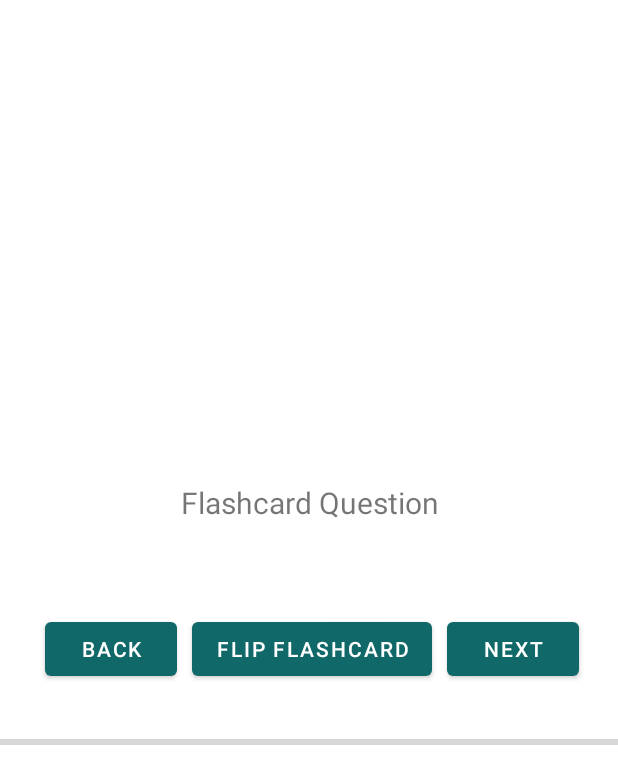
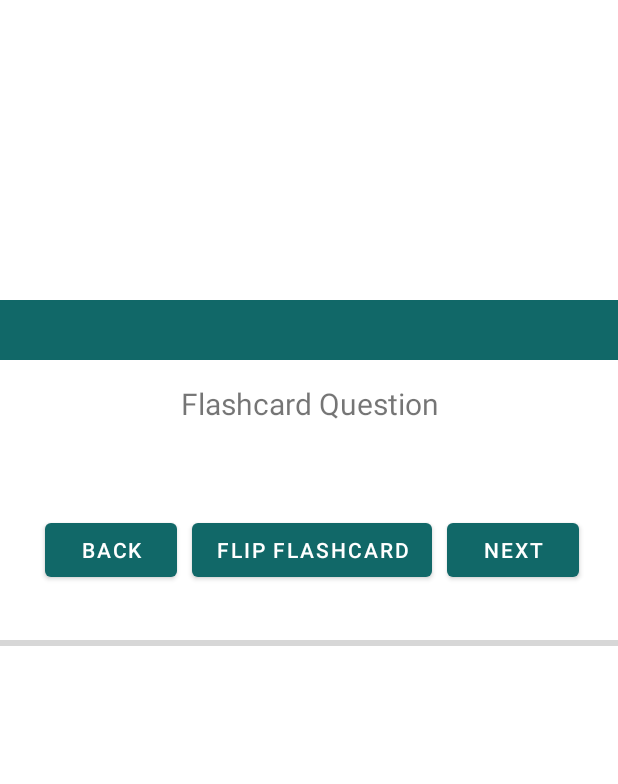
Before and after one commit to alex-058/android-flashy-firebase-auth, an Android app: the FlashcardLearnActivity screen opened directly, with no data from a screen before it, on a phone screen of 412 x 824 dp. Shown: the top 784 px of the screen. Run offline under Robolectric (Android 15) with nearby library versions, the phone set to English and light mode, and no system bars; our stand-ins replace Picasso.

Commit message:
Added Flashcard learn back activity and did event handling in flashcard learn + image support

```diff
--- a/app/src/main/AndroidManifest.xml
+++ b/app/src/main/AndroidManifest.xml
@@ -10,6 +10,9 @@
         android:roundIcon="@mipmap/ic_launcher_round"
         android:supportsRtl="true"
         android:theme="@style/Theme.FlashyPlayground">
+        <activity
+            android:name=".activities.FlashcardLearnBackActivity"
+            android:exported="false" />
         <activity
             android:name=".activities.SplashScreenActivity"
             android:exported="true">
--- a/app/src/main/res/layout/activity_flashcard_learn.xml
+++ b/app/src/main/res/layout/activity_flashcard_learn.xml
@@ -7,39 +7,34 @@
     android:layout_height="match_parent"
     tools:context=".activities.FlashcardLearnActivity">
 
-    <RelativeLayout
-        android:layout_width="match_parent"
-        android:layout_height="wrap_content"
-        app:layout_constraintBottom_toBottomOf="parent"
-        app:layout_constraintTop_toTopOf="parent">
-
-        <ScrollView
-            android:layout_width="match_parent"
-            android:layout_height="wrap_content"
-            android:fillViewport="true">
-
     <LinearLayout
         android:layout_width="match_parent"
         android:layout_height="wrap_content"
+        app:layout_constraintLeft_toLeftOf="parent"
+        app:layout_constraintRight_toRightOf="parent"
+        app:layout_constraintTop_toTopOf="parent"
+        android:layout_marginTop="200dp"
         android:layout_gravity="center"
         android:orientation="vertical">
+
+        <androidx.appcompat.widget.Toolbar
+            android:id="@+id/toolbarFlashcardLearning"
+            android:layout_width="match_parent"
+            android:layout_height="40dp"
+            android:background="?attr/colorPrimary"
+            android:minHeight="?attr/actionBarSize"
+            android:theme="?attr/actionBarTheme" />
 
         <TextView
             android:id="@+id/learnQuestionFront"
             android:layout_width="wrap_content"
             android:layout_height="wrap_content"
+            android:paddingTop="15dp"
             android:layout_gravity="center"
             android:layout_marginBottom="60dp"
             android:gravity="center_horizontal|center_vertical"
             android:text="@string/flashcard_question"
             android:textSize="20sp" />
-
-                <ImageView
-                    android:id="@+id/imageViewFlashcardLearn"
-                    android:layout_width="match_parent"
-                    android:layout_height="wrap_content"
-                    android:visibility="gone"
-                    app:srcCompat="@mipmap/ic_launcher" />
 
         <LinearLayout
             android:layout_width="match_parent"
@@ -82,8 +77,5 @@
             android:progress="0"/> <!--// 0 =  default progress value-->
 
     </LinearLayout>
-        </ScrollView>
-
-    </RelativeLayout>
 
 </androidx.constraintlayout.widget.ConstraintLayout>
--- a/app/src/main/res/menu/nav_menu.xml
+++ b/app/src/main/res/menu/nav_menu.xml
@@ -14,11 +14,6 @@
         android:id="@+id/nav_add"
         android:icon="@drawable/ic_baseline_add_24"
         android:title="@string/nav_title_add" />
-
-    <item
-        android:id="@+id/nav_explore"
-        android:icon="@drawable/ic_baseline_search_24"
-        android:title="@string/nav_title_explore" />
 
     <item
         android:id="@+id/nav_info"
--- a/app/src/main/res/values/strings.xml
+++ b/app/src/main/res/values/strings.xml
@@ -12,6 +12,9 @@
     <string name="btn_changeFlashcard">Save Changes</string>
     <string name="btnBack">Back</string>
     <string name="btnNext">Next</string>
+    <string name="btnLearnEasy">Easy</string>
+    <string name="btnLearnGood">Good</string>
+    <string name="btnLearnDifficult">Difficult</string>
     <string name="menu_addFlashcard">Add</string>
     <string name="menu_addTopic">Add Topic</string>
     <string name="menu_cancelButton">Cancel</string>
```
Also changed, not shown: app/src/main/java/org/othr/flashyplayground/activities/FlashcardLearnActivity.kt (+29 -33 lines), app/src/main/java/org/othr/flashyplayground/activities/FlashcardLearnBackActivity.kt (added, +40 -0 lines), app/src/main/res/layout/activity_flashcard_learn_back.xml (added, +84 -0 lines). Lines whose indentation alone changed are shown as unchanged.
